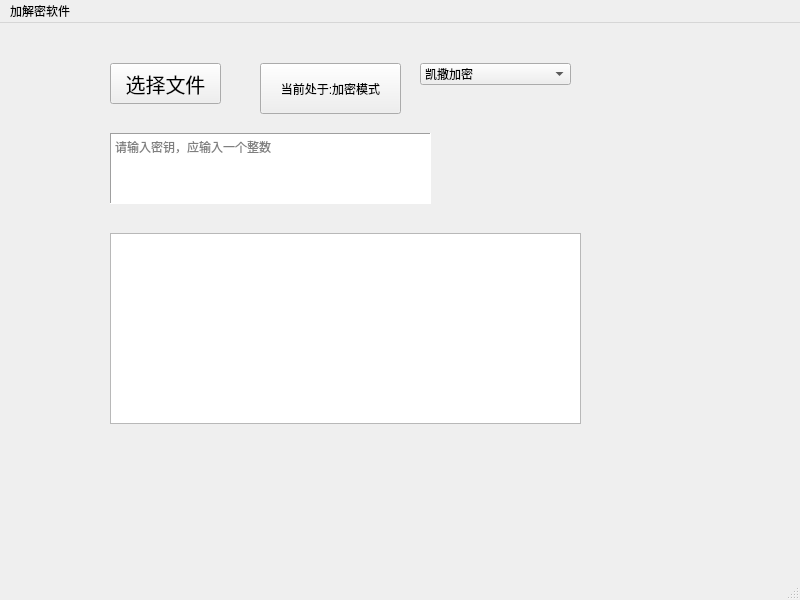
First picture: the form in FileEncryptionAndDecryptionSoftware/mainwindow.ui, repository whisper3zzz/FileEncryptionAndDecryptionSoftware, before the edit.
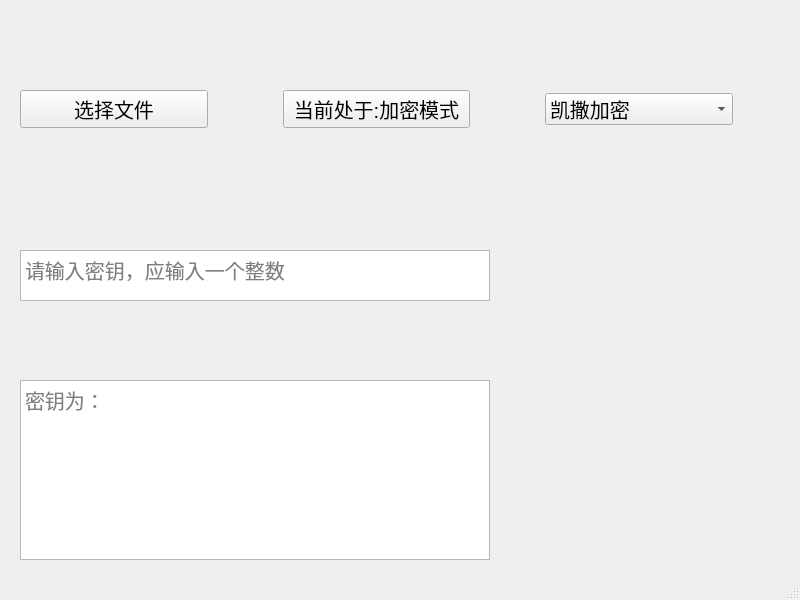
Second picture: the form after the edit.

The edit to the form file:
```diff
--- a/FileEncryptionAndDecryptionSoftware/mainwindow.ui
+++ b/FileEncryptionAndDecryptionSoftware/mainwindow.ui
@@ -14,87 +14,43 @@
    <string>MainWindow</string>
   </property>
   <widget class="QWidget" name="centralwidget">
-   <widget class="QPushButton" name="fileReader_Button">
-    <property name="enabled">
-     <bool>true</bool>
-    </property>
-    <property name="geometry">
-     <rect>
-      <x>110</x>
-      <y>40</y>
-      <width>111</width>
-      <height>41</height>
-     </rect>
-    </property>
-    <property name="font">
-     <font>
-      <pointsize>15</pointsize>
-     </font>
-    </property>
-    <property name="text">
-     <string>选择文件</string>
-    </property>
-    <property name="iconSize">
-     <size>
-      <width>20</width>
-      <height>20</height>
-     </size>
-    </property>
-   </widget>
-   <widget class="QComboBox" name="Cipher_comboBox">
-    <property name="geometry">
-     <rect>
-      <x>420</x>
-      <y>40</y>
-      <width>151</width>
-      <height>22</height>
-     </rect>
-    </property>
-    <item>
-     <property name="text">
-      <string>凯撒加密</string>
-     </property>
-    </item>
-    <item>
-     <property name="text">
-      <string>异或加密</string>
-     </property>
-    </item>
-    <item>
-     <property name="text">
-      <string>维吉尼亚加密</string>
-     </property>
-    </item>
-    <item>
-     <property name="text">
-      <string>行置换加密</string>
-     </property>
-    </item>
-   </widget>
    <widget class="QTextEdit" name="show_textEdit">
     <property name="geometry">
      <rect>
-      <x>110</x>
-      <y>210</y>
-      <width>471</width>
-      <height>191</height>
+      <x>20</x>
+      <y>380</y>
+      <width>470</width>
+      <height>180</height>
      </rect>
     </property>
+    <property name="font">
+     <font>
+      <pointsize>15</pointsize>
+     </font>
+    </property>
     <property name="readOnly">
      <bool>true</bool>
     </property>
+    <property name="placeholderText">
+     <string>密钥为：</string>
+    </property>
    </widget>
    <widget class="QTextEdit" name="keySet_textEdit">
     <property name="geometry">
      <rect>
-      <x>110</x>
-      <y>110</y>
-      <width>321</width>
-      <height>71</height>
+      <x>20</x>
+      <y>250</y>
+      <width>470</width>
+      <height>51</height>
      </rect>
     </property>
+    <property name="font">
+     <font>
+      <pointsize>15</pointsize>
+     </font>
+    </property>
     <property name="frameShape">
-     <enum>QFrame::Shape::Panel</enum>
+     <enum>QFrame::Shape::StyledPanel</enum>
     </property>
     <property name="frameShadow">
      <enum>QFrame::Shadow::Sunken</enum>
@@ -103,36 +59,108 @@
      <string>请输入密钥，应输入一个整数</string>
     </property>
    </widget>
-   <widget class="QPushButton" name="swich_Button">
+   <widget class="QWidget" name="horizontalLayoutWidget">
     <property name="geometry">
      <rect>
-      <x>260</x>
-      <y>40</y>
-      <width>141</width>
-      <height>51</height>
+      <x>20</x>
+      <y>90</y>
+      <width>713</width>
+      <height>111</height>
      </rect>
     </property>
-    <property name="text">
-     <string>当前处于:加密模式</string>
-    </property>
+    <layout class="QHBoxLayout" name="horizontalLayout">
+     <property name="spacing">
+      <number>75</number>
+     </property>
+     <property name="sizeConstraint">
+      <enum>QLayout::SizeConstraint::SetMaximumSize</enum>
+     </property>
+     <property name="leftMargin">
+      <number>0</number>
+     </property>
+     <property name="bottomMargin">
+      <number>0</number>
+     </property>
+     <item>
+      <widget class="QPushButton" name="fileReader_Button">
+       <property name="enabled">
+        <bool>true</bool>
+       </property>
+       <property name="maximumSize">
+        <size>
+         <width>16777215</width>
+         <height>16777215</height>
+        </size>
+       </property>
+       <property name="font">
+        <font>
+         <pointsize>15</pointsize>
+        </font>
+       </property>
+       <property name="text">
+        <string>选择文件</string>
+       </property>
+       <property name="iconSize">
+        <size>
+         <width>20</width>
+         <height>20</height>
+        </size>
+       </property>
+      </widget>
+     </item>
+     <item>
+      <widget class="QPushButton" name="swich_Button">
+       <property name="maximumSize">
+        <size>
+         <width>16777215</width>
+         <height>16777215</height>
+        </size>
+       </property>
+       <property name="font">
+        <font>
+         <pointsize>15</pointsize>
+        </font>
+       </property>
+       <property name="text">
+        <string>当前处于:加密模式</string>
+       </property>
+      </widget>
+     </item>
+     <item>
+      <widget class="QComboBox" name="Cipher_comboBox">
+       <property name="font">
+        <font>
+         <pointsize>15</pointsize>
+         <underline>false</underline>
+         <kerning>true</kerning>
+         <hintingpreference>PreferDefaultHinting</hintingpreference>
+        </font>
+       </property>
+       <item>
+        <property name="text">
+         <string>凯撒加密</string>
+        </property>
+       </item>
+       <item>
+        <property name="text">
+         <string>异或加密</string>
+        </property>
+       </item>
+       <item>
+        <property name="text">
+         <string>维吉尼亚加密</string>
+        </property>
+       </item>
+       <item>
+        <property name="text">
+         <string>行置换加密</string>
+        </property>
+       </item>
+      </widget>
+     </item>
+    </layout>
    </widget>
   </widget>
-  <widget class="QMenuBar" name="menubar">
-   <property name="geometry">
-    <rect>
-     <x>0</x>
-     <y>0</y>
-     <width>800</width>
-     <height>18</height>
-    </rect>
-   </property>
-   <widget class="QMenu" name="menu">
-    <property name="title">
-     <string>加解密软件</string>
-    </property>
-   </widget>
-   <addaction name="menu"/>
-  </widget>
   <widget class="QStatusBar" name="statusbar"/>
  </widget>
  <resources/>
```
